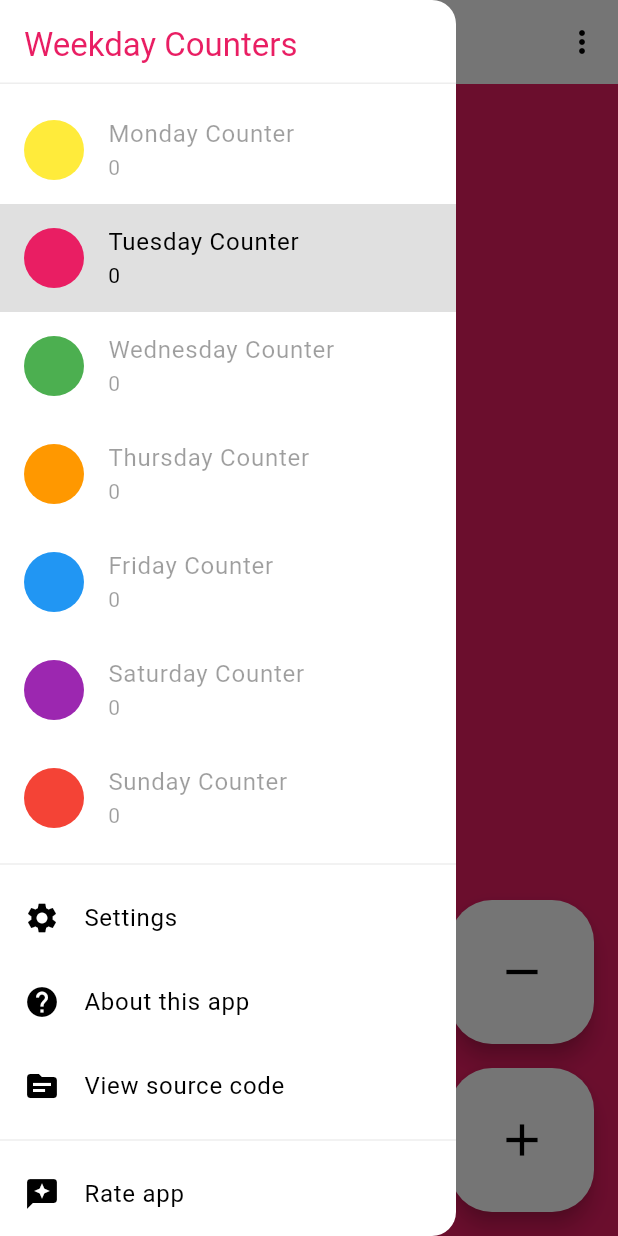
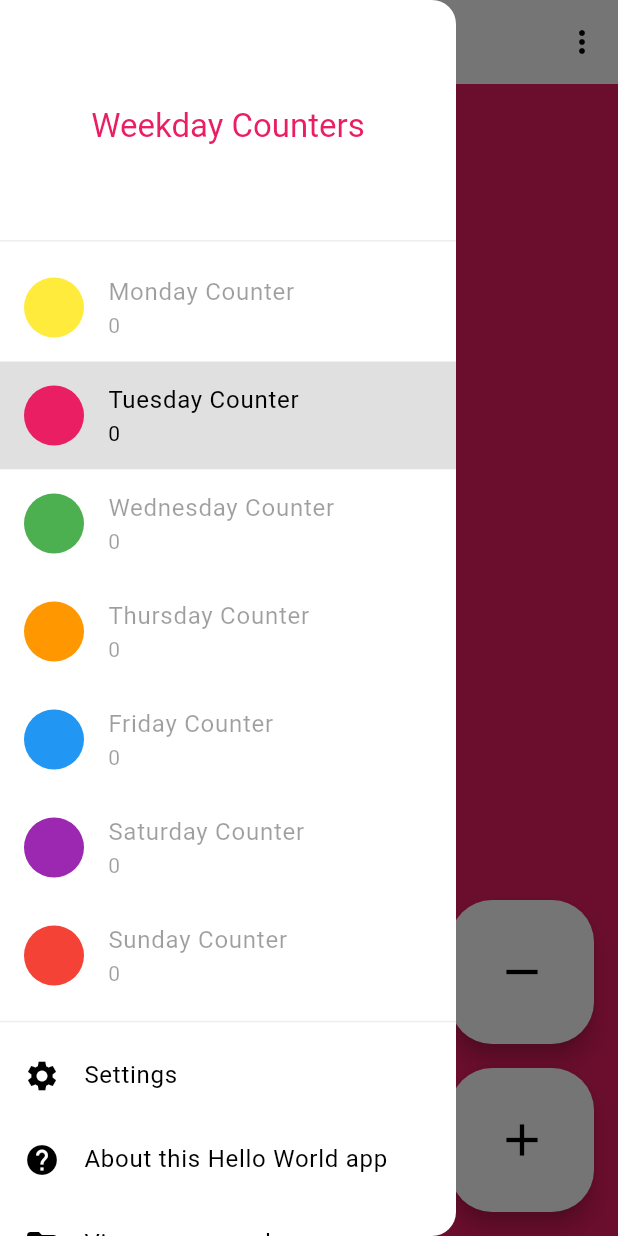
Before and after one commit to Appliberated/weekday_counters, a Flutter app: the screen it shows after launch, with the side drawer open, on a phone screen of 412 x 824 dp. Run offline on Flutter 3.47's test engine with Material 3 defaults, Android fonts, the phone set to English and light mode, and no system bars; our stand-ins replace share_plus, shared_preferences.

Commit message:
Refactor UI strings and urls; improve drawer

```diff
--- a/lib/common/app_strings.dart
+++ /dev/null
@@ -1,60 +0,0 @@
-// Copyright 2020-2024 Hellogramming. All rights reserved.
-// Use of this source code is governed by an MIT-style
-// license that can be found in the LICENSE file or at
-// https://hellogramming.com/weekdaycounters/license/.
-
-import '../screens/home_screen.dart';
-
-/// Application wide UI and URL string constants.
-class AppStrings {
-  static const String appName = 'Weekday Counters';
-
-  // -----------------------------------------------------------------------------------------------
-  // App Drawer
-  // -----------------------------------------------------------------------------------------------
-
-  static const String drawerTitle = appName;
-  static const String settingsItemTitle = 'Settings';
-  static const String aboutItemTitle = 'About this app';
-  static const String viewSourceItemTitle = 'View source code';
-  static const String rateItemTitle = 'Rate app';
-
-  // -----------------------------------------------------------------------------------------------
-  // Menu items and functionality
-  // -----------------------------------------------------------------------------------------------
-
-  static const Map<MenuAction, String> menuActions = {
-    MenuAction.reset: 'Reset counter',
-    MenuAction.share: 'Share...',
-  };
-
-  static const String resetConfirmTitle = 'Confirm';
-  static const String resetConfirmMessage = 'Reset counter to zero?';
-  static const String resetConfirmReset = 'Reset';
-  static const String resetConfirmCancel = 'Cancel';
-
-  static String shareText(String name, String value) => 'The $name is $value';
-
-  static const String rateAppURL = 'https://hellogramming.com/weekdaycounters/rate/';
-
-  static const String aboutURL = 'https://hellogramming.com/weekdaycounters/';
-
-  static const String viewSourceURL = 'https://github.com/Hellogramming/weekday_counters';
-
-  // -----------------------------------------------------------------------------------------------
-  // Main functionality
-  // -----------------------------------------------------------------------------------------------
-
-  static const String incrementTooltip = 'Increment';
-  static const String incrementHeroTag = 'incrementHeroTag';
-  static const String decrementTooltip = 'Decrement';
-  static const String decrementHeroTag = 'decrementHeroTag';
-
-  // -----------------------------------------------------------------------------------------------
-  // Settings
-  // -----------------------------------------------------------------------------------------------
-
-  static const String settingsTitle = 'Settings';
-  static const String counterTapModeTitle = 'Counter tap mode';
-  static const String counterTapModeSubtitle = 'Tap anywhere to increase counter';
-}
--- /dev/null
+++ b/lib/common/strings.dart
@@ -0,0 +1,54 @@
+// Copyright 2020-2024 Hellogramming. All rights reserved.
+// Use of this source code is governed by an MIT-style
+// license that can be found in the LICENSE file or at
+// https://hellogramming.com/weekdaycounters/license/.
+
+// UI string constants used throughout the app.
+library;
+
+import '../screens/home_screen.dart';
+
+const String appName = 'Weekday Counters';
+
+// -----------------------------------------------------------------------------------------------
+// App Drawer
+// -----------------------------------------------------------------------------------------------
+
+const String drawerTitle = appName;
+const String settingsItemTitle = 'Settings';
+const String aboutItemTitle = 'About this Hello World app';
+const String viewSourceItemTitle = 'View source code';
+const String feedbackItemTitle = 'Send feedback';
+
+// -----------------------------------------------------------------------------------------------
+// Menu items and functionality
+// -----------------------------------------------------------------------------------------------
+
+const Map<MenuAction, String> menuActions = {
+  MenuAction.reset: 'Reset counter',
+  MenuAction.share: 'Share...',
+};
+
+const String resetConfirmTitle = 'Confirm';
+const String resetConfirmMessage = 'Reset counter to zero?';
+const String resetConfirmReset = 'Reset';
+const String resetConfirmCancel = 'Cancel';
+
+String shareText(String name, String value) => 'The $name is $value';
+
+// -----------------------------------------------------------------------------------------------
+// Main functionality
+// -----------------------------------------------------------------------------------------------
+
+const String incrementTooltip = 'Increment';
+const String incrementHeroTag = 'incrementHeroTag';
+const String decrementTooltip = 'Decrement';
+const String decrementHeroTag = 'decrementHeroTag';
+
+// -----------------------------------------------------------------------------------------------
+// Settings
+// -----------------------------------------------------------------------------------------------
+
+const String settingsTitle = 'Settings';
+const String counterTapModeTitle = 'Counter tap mode';
+const String counterTapModeSubtitle = 'Tap anywhere to increase counter';
--- /dev/null
+++ b/lib/common/urls.dart
@@ -0,0 +1,13 @@
+// Copyright 2020-2024 Hellogramming. All rights reserved.
+// Use of this source code is governed by an MIT-style
+// license that can be found in the LICENSE file or at
+// https://hellogramming.com/weekdaycounters/license/.
+
+// Url constants used throughout the app.
+library;
+
+const String feedbackURL = 'https://hellogramming.com/weekdaycounters/feedback/';
+
+const String aboutURL = 'https://hellogramming.com/weekdaycounters/';
+
+const String viewSourceURL = 'https://github.com/Hellogramming/weekday_counters';
--- a/lib/main.dart
+++ b/lib/main.dart
@@ -5,7 +5,7 @@
 
 import 'package:flutter/material.dart';
 
-import 'common/app_strings.dart';
+import 'common/strings.dart' as strings;
 import 'screens/home_screen.dart';
 
 void main() {
@@ -20,7 +20,7 @@ class CountersApp extends StatelessWidget {
   Widget build(BuildContext context) {
     return MaterialApp(
       debugShowCheckedModeBanner: false,
-      title: AppStrings.appName,
+      title: strings.appName,
 
       // A black and white theme to go with the app's colored counters
       theme: ThemeData.from(
--- a/lib/screens/home_screen.dart
+++ b/lib/screens/home_screen.dart
@@ -8,7 +8,8 @@ import 'package:flutter/material.dart';
 import 'package:share_plus/share_plus.dart';
 
 import '../common/app_settings.dart';
-import '../common/app_strings.dart';
+import '../common/strings.dart' as strings;
+import '../common/urls.dart' as urls;
 import '../models/counter.dart';
 import '../utils/utils.dart';
 import '../widgets/accept_cancel_dialog.dart';
@@ -55,10 +56,10 @@ class _HomeScreenState extends State<HomeScreen> {
         // Reset the counter after asking for confirmation.
         showAcceptCancelDialog(
           context,
-          AppStrings.resetConfirmTitle,
-          AppStrings.resetConfirmMessage,
-          AppStrings.resetConfirmReset,
-          AppStrings.resetConfirmCancel,
+          strings.resetConfirmTitle,
+          strings.resetConfirmMessage,
+          strings.resetConfirmReset,
+          strings.resetConfirmCancel,
           () => setState(() => _counters.current.reset()),
         );
         break;
@@ -66,7 +67,7 @@ class _HomeScreenState extends State<HomeScreen> {
         // Share the current counter value using the platform's share sheet.
         final String name = _counters.current.name;
         final String value = toDecimalString(context, _counters.current.value);
-        Share.share(AppStrings.shareText(name, value), subject: name);
+        Share.share(strings.shareText(name, value), subject: name);
         break;
     }
   }
@@ -79,15 +80,15 @@ class _HomeScreenState extends State<HomeScreen> {
         break;
       case DrawerExtraActions.about:
         // Launch the app online help url
-        launchUrlExternal(AppStrings.aboutURL);
+        launchUrlExternal(urls.aboutURL);
         break;
       case DrawerExtraActions.viewSource:
         // Launch the app source code repo url
-        launchUrlExternal(AppStrings.viewSourceURL);
+        launchUrlExternal(urls.viewSourceURL);
         break;
-      case DrawerExtraActions.rate:
+      case DrawerExtraActions.feedback:
         // Launch the Google Play Store page to allow the user to rate the app
-        launchUrlExternal(AppStrings.rateAppURL);
+        launchUrlExternal(urls.feedbackURL);
         break;
     }
   }
@@ -144,7 +145,7 @@ class _HomeScreenState extends State<HomeScreen> {
           (item) => PopupMenuItem<MenuAction>(
             value: item,
             enabled: !(item == MenuAction.reset && _counters.current.value == 0),
-            child: Text(AppStrings.menuActions[item]!),
+            child: Text(strings.menuActions[item]!),
           ),
         )
         .toList();
@@ -153,7 +154,7 @@ class _HomeScreenState extends State<HomeScreen> {
   /// Builds the main drawer that lets the user switch between color counters.
   Widget _buildDrawer() {
     return CountersDrawer(
-      title: AppStrings.drawerTitle,
+      title: strings.drawerTitle,
       counters: _counters,
       onExtraSelected: drawerExtraSelection,
     );
@@ -166,16 +167,16 @@ class _HomeScreenState extends State<HomeScreen> {
       mainAxisAlignment: MainAxisAlignment.end,
       children: <Widget>[
         FloatingActionButton.large(
-          heroTag: AppStrings.decrementHeroTag,
+          heroTag: strings.decrementHeroTag,
           onPressed: () => setState(() => _counters.current.decrement()),
-          tooltip: AppStrings.decrementTooltip,
+          tooltip: strings.decrementTooltip,
           child: const Icon(Icons.remove),
         ),
         isPortrait ? const SizedBox(height: 16.0) : const SizedBox(width: 16.0),
         FloatingActionButton.large(
-          heroTag: AppStrings.incrementHeroTag,
+          heroTag: strings.incrementHeroTag,
           onPressed: () => setState(() => _counters.current.increment()),
-          tooltip: AppStrings.incrementTooltip,
+          tooltip: strings.incrementTooltip,
           child: const Icon(Icons.add),
         )
       ],
--- a/lib/screens/settings_screen.dart
+++ b/lib/screens/settings_screen.dart
@@ -6,7 +6,7 @@
 import 'package:flutter/material.dart';
 
 import '../common/app_settings.dart';
-import '../common/app_strings.dart';
+import '../common/strings.dart' as strings;
 
 class SettingsScreen extends StatefulWidget {
   const SettingsScreen({
@@ -25,15 +25,15 @@ class _SettingsScreenState extends State<SettingsScreen> {
   Widget build(BuildContext context) {
     return Scaffold(
       appBar: AppBar(
-        title: const Text(AppStrings.settingsTitle),
+        title: const Text(strings.settingsTitle),
       ),
       body: ListView(
         children: [
           SwitchListTile(
             activeColor: Colors.black,
             value: widget.appSettings.counterTapMode,
-            title: const Text(AppStrings.counterTapModeTitle),
-            subtitle: const Text(AppStrings.counterTapModeSubtitle),
+            title: const Text(strings.counterTapModeTitle),
+            subtitle: const Text(strings.counterTapModeSubtitle),
             onChanged: (bool value) => setState(() => widget.appSettings.counterTapMode = value),
           )
         ],
--- a/lib/widgets/counters_drawer.dart
+++ b/lib/widgets/counters_drawer.dart
@@ -5,13 +5,13 @@
 
 import 'package:flutter/material.dart';
 
-import '../common/app_strings.dart';
+import '../common/strings.dart' as strings;
 import '../models/counter.dart';
 import '../utils/utils.dart';
 import 'color_list_tile.dart';
 
 /// Drawer extra actions enumeration.
-enum DrawerExtraActions { settings, about, rate, viewSource }
+enum DrawerExtraActions { settings, about, feedback, viewSource }
 
 /// A material design drawer that shows navigation links for all available counters.
 class CountersDrawer extends StatelessWidget {
@@ -49,24 +49,24 @@ class CountersDrawer extends StatelessWidget {
             const Divider(),
             ListTile(
               leading: const Icon(Icons.settings),
-              title: const Text(AppStrings.settingsItemTitle),
+              title: const Text(strings.settingsItemTitle),
               onTap: () => _onExtraActionTap(context, DrawerExtraActions.settings),
             ),
             ListTile(
               leading: const Icon(Icons.help),
-              title: const Text(AppStrings.aboutItemTitle),
+              title: const Text(strings.aboutItemTitle),
               onTap: () => _onExtraActionTap(context, DrawerExtraActions.about),
             ),
             ListTile(
               leading: const Icon(Icons.source),
-              title: const Text(AppStrings.viewSourceItemTitle),
+              title: const Text(strings.viewSourceItemTitle),
               onTap: () => _onExtraActionTap(context, DrawerExtraActions.viewSource),
             ),
             const Divider(),
             ListTile(
-              leading: const Icon(Icons.reviews),
-              title: const Text(AppStrings.rateItemTitle),
-              onTap: () => _onExtraActionTap(context, DrawerExtraActions.rate),
+              leading: const Icon(Icons.rate_review),
+              title: const Text(strings.feedbackItemTitle),
+              onTap: () => _onExtraActionTap(context, DrawerExtraActions.feedback),
             ),
           ],
         ),
@@ -75,9 +75,8 @@ class CountersDrawer extends StatelessWidget {
   }
 
   Widget _buildDrawerHeader(BuildContext context, Color color) {
-    return SizedBox(
-      height: kToolbarHeight + 8.0,
-      child: DrawerHeader(
+    return DrawerHeader(
+      child: Center(
         child: Text(
           title,
           style: Theme.of(context).textTheme.titleLarge?.copyWith(color: color),
```
